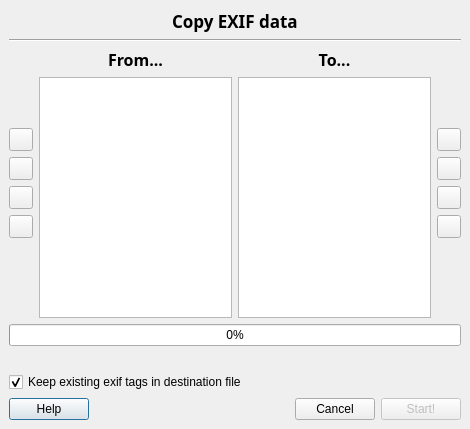
Qt form forms/transplantexifdialog.ui (LuminanceHDR/LuminanceHDR) before a commit.
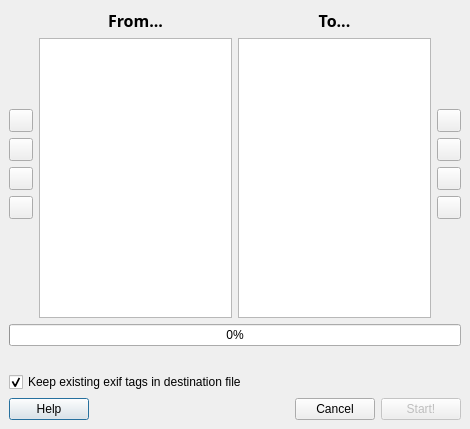
The same form after that commit. Icons and pictures are not drawn.

Commit message: completed batch dialog (log and beautification), removed extra title in copy-exif dialog.

The edit to the form file:
```diff
--- a/forms/transplantexifdialog.ui
+++ b/forms/transplantexifdialog.ui
@@ -23,56 +23,6 @@
    <property name="spacing" >
     <number>6</number>
    </property>
-   <item>
-    <layout class="QHBoxLayout" >
-     <property name="margin" >
-      <number>0</number>
-     </property>
-     <property name="spacing" >
-      <number>6</number>
-     </property>
-     <item>
-      <spacer>
-       <property name="orientation" >
-        <enum>Qt::Horizontal</enum>
-       </property>
-       <property name="sizeHint" >
-        <size>
-         <width>40</width>
-         <height>20</height>
-        </size>
-       </property>
-      </spacer>
-     </item>
-     <item>
-      <widget class="QLabel" name="title_label" >
-       <property name="text" >
-        <string>&lt;html>&lt;head>&lt;meta name="qrichtext" content="1" />&lt;/head>&lt;body style=" white-space: pre-wrap; font-family:Sans Serif; font-size:9pt; font-weight:400; font-style:normal; text-decoration:none;">&lt;p style=" margin-top:0px; margin-bottom:0px; margin-left:0px; margin-right:0px; -qt-block-indent:0; text-indent:0px;">&lt;span style=" font-size:13pt; font-weight:600;">Copy EXIF data&lt;/span>&lt;/p>&lt;/body>&lt;/html></string>
-       </property>
-      </widget>
-     </item>
-     <item>
-      <spacer>
-       <property name="orientation" >
-        <enum>Qt::Horizontal</enum>
-       </property>
-       <property name="sizeHint" >
-        <size>
-         <width>40</width>
-         <height>20</height>
-        </size>
-       </property>
-      </spacer>
-     </item>
-    </layout>
-   </item>
-   <item>
-    <widget class="Line" name="line" >
-     <property name="orientation" >
-      <enum>Qt::Horizontal</enum>
-     </property>
-    </widget>
-   </item>
    <item>
     <layout class="QHBoxLayout" >
      <property name="margin" >
```
The commit also changes 4 other files.
